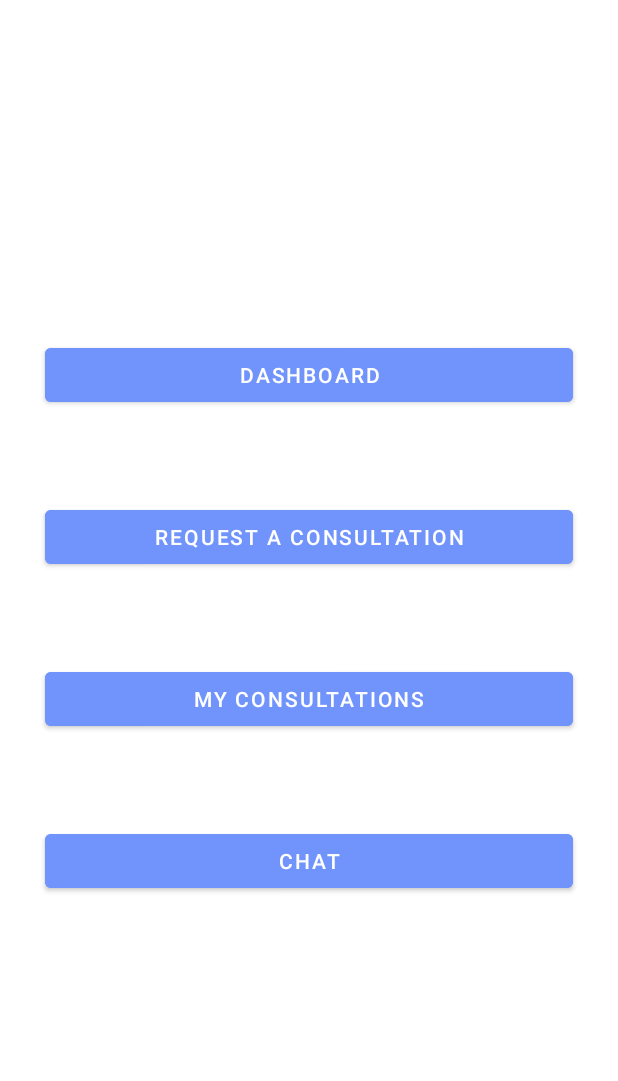
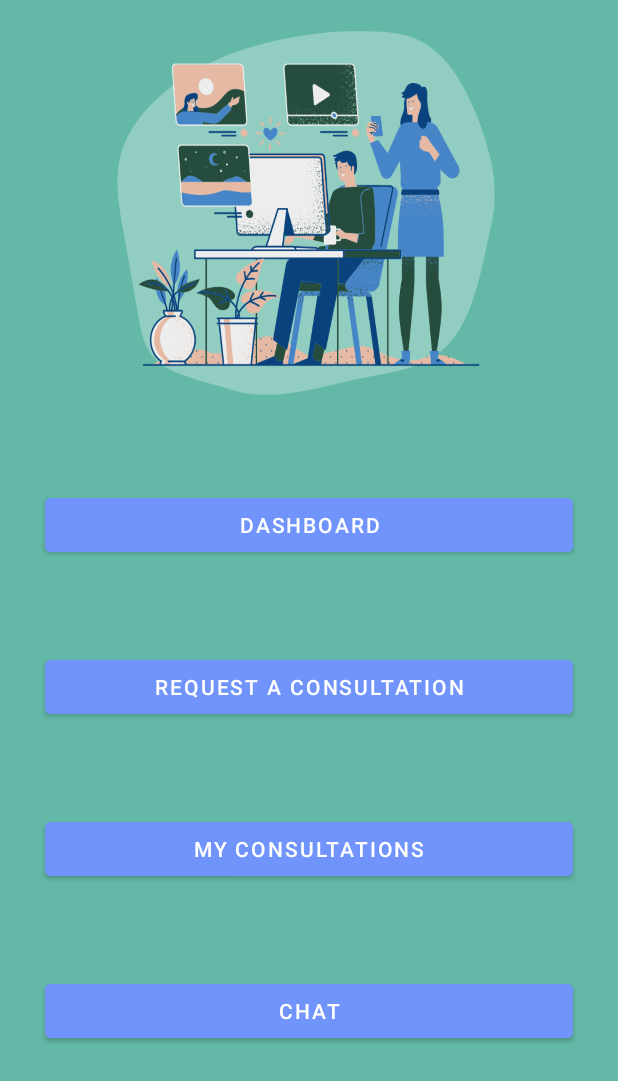
Before and after one commit to eduardnica/MedApp, an Android app: the FirstActivity screen opened directly, with no data from a screen before it, on a phone screen of 412 x 824 dp. Shown: the top 1081 px of the screen. Run offline under Robolectric (Android 15) with nearby library versions, the phone set to English and light mode, and no system bars.

Commit message:
added background to FirstActivity

```diff
--- a/app/src/main/res/layout/activity_first.xml
+++ b/app/src/main/res/layout/activity_first.xml
@@ -7,6 +7,7 @@
     android:layout_column="2"
     android:orientation="vertical"
     android:gravity="center"
+    android:background="@drawable/my_med"
     android:rowCount="2"
     android:alignmentMode="alignMargins"
     tools:context=".FirstActivity">
@@ -16,7 +17,11 @@
         android:id="@+id/btnDashboard"
         android:layout_width="match_parent"
         android:layout_height="wrap_content"
-        android:layout_margin="30dp"
+
+        android:layout_marginTop="230dp"
+        android:layout_marginLeft="30dp"
+        android:layout_marginRight="30dp"
+        android:layout_marginBottom="30dp"
         android:backgroundTint="@color/myColor"
         android:text="Dashboard" />
 
```
Also changed, not shown: app/src/main/res/drawable/my_med.png (added).
